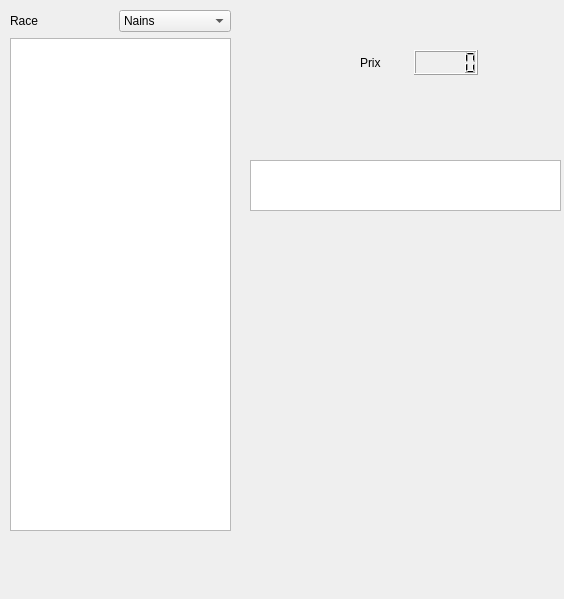
Qt form Lecture_BDD/LectureProfile.ui (brock37/Mordheim) before a commit.
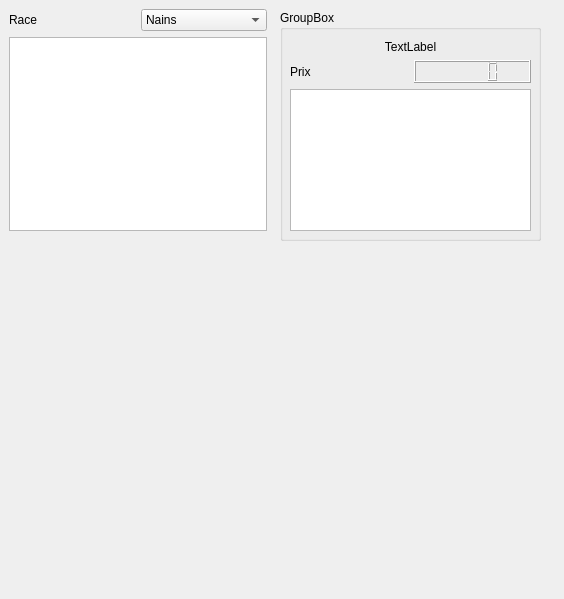
The same form after that commit.

Diff of the .ui file:
```diff
--- a/Lecture_BDD/LectureProfile.ui
+++ b/Lecture_BDD/LectureProfile.ui
@@ -13,35 +13,13 @@
   <property name="windowTitle">
    <string>Form</string>
   </property>
-  <widget class="QWidget" name="horizontalLayoutWidget">
-   <property name="geometry">
-    <rect>
-     <x>360</x>
-     <y>50</y>
-     <width>118</width>
-     <height>25</height>
-    </rect>
-   </property>
-   <layout class="QHBoxLayout" name="horizontalLayout_2">
-    <item>
-     <widget class="QLabel" name="label_2">
-      <property name="text">
-       <string>Prix</string>
-      </property>
-     </widget>
-    </item>
-    <item>
-     <widget class="QLCDNumber" name="lcdNumber"/>
-    </item>
-   </layout>
-  </widget>
   <widget class="QWidget" name="verticalLayoutWidget">
    <property name="geometry">
     <rect>
-     <x>10</x>
-     <y>10</y>
-     <width>221</width>
-     <height>521</height>
+     <x>9</x>
+     <y>9</y>
+     <width>258</width>
+     <height>222</height>
     </rect>
    </property>
    <layout class="QVBoxLayout" name="verticalLayout">
@@ -85,15 +63,54 @@
     </item>
    </layout>
   </widget>
-  <widget class="QTableView" name="tableView">
+  <widget class="QGroupBox" name="groupBox">
    <property name="geometry">
     <rect>
-     <x>250</x>
-     <y>160</y>
-     <width>311</width>
-     <height>51</height>
+     <x>280</x>
+     <y>10</y>
+     <width>261</width>
+     <height>231</height>
     </rect>
    </property>
+   <property name="title">
+    <string>GroupBox</string>
+   </property>
+   <widget class="QWidget" name="verticalLayoutWidget_2">
+    <property name="geometry">
+     <rect>
+      <x>10</x>
+      <y>30</y>
+      <width>241</width>
+      <height>191</height>
+     </rect>
+    </property>
+    <layout class="QVBoxLayout" name="verticalLayout_2">
+     <item>
+      <widget class="QLabel" name="label_3">
+       <property name="text">
+        <string>&lt;html&gt;&lt;head/&gt;&lt;body&gt;&lt;p align=&quot;center&quot;&gt;TextLabel&lt;/p&gt;&lt;/body&gt;&lt;/html&gt;</string>
+       </property>
+      </widget>
+     </item>
+     <item>
+      <layout class="QHBoxLayout" name="horizontalLayout_2">
+       <item>
+        <widget class="QLabel" name="label_2">
+         <property name="text">
+          <string>Prix</string>
+         </property>
+        </widget>
+       </item>
+       <item>
+        <widget class="QLCDNumber" name="lcdNumber"/>
+       </item>
+      </layout>
+     </item>
+     <item>
+      <widget class="QTableView" name="tableView"/>
+     </item>
+    </layout>
+   </widget>
   </widget>
  </widget>
  <resources/>
```
